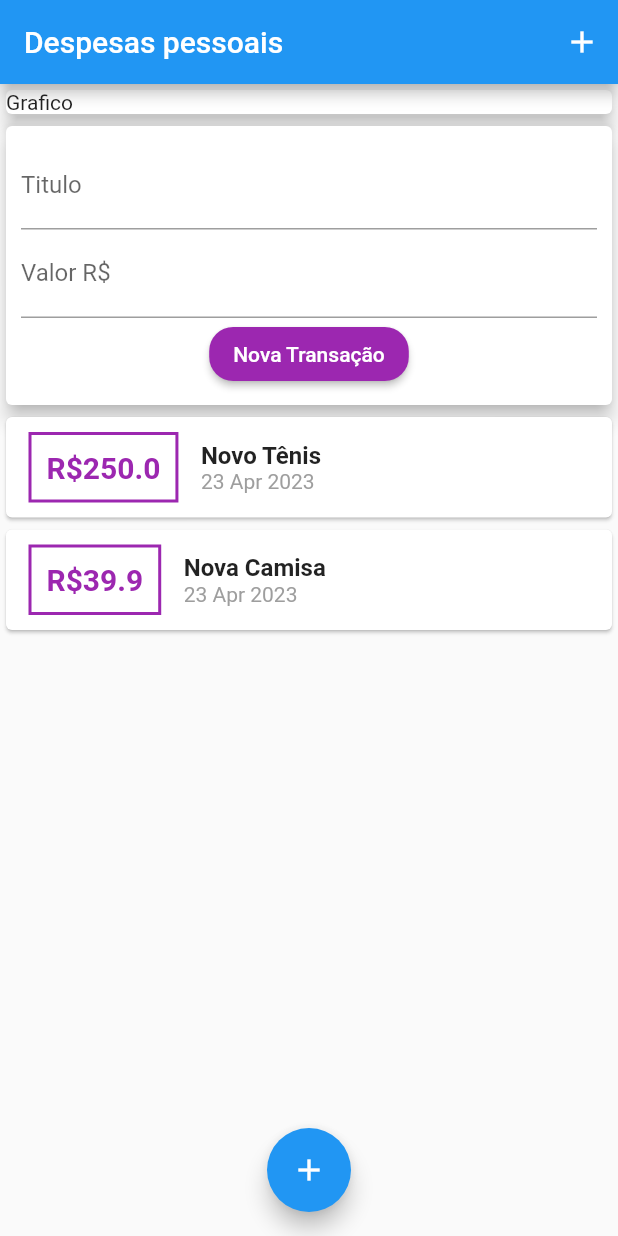
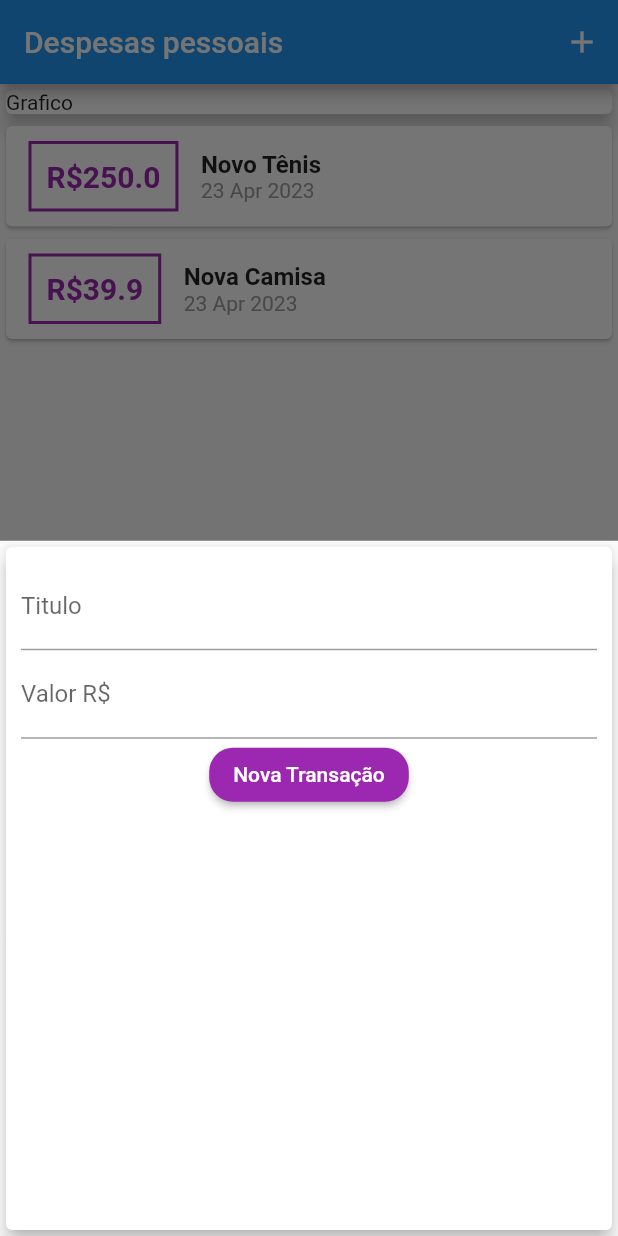
Before and after one commit to Marvingms7/projeto_despesas_pessoais, a Flutter app: the screen it shows after launch, after a tap on the "add" icon, on a phone screen of 412 x 824 dp. Run offline on Flutter 3.47's test engine with Material 2 defaults, Android fonts, the phone set to English and light mode, and no system bars.

Commit message:
Refatorando codigo e criando modal

```diff
--- a/lib/components/transaction_user.dart
+++ /dev/null
@@ -1,53 +0,0 @@
-import 'dart:math';
-
-import 'package:flutter/material.dart';
-import 'transaction_form.dart';
-import 'transactions_list.dart';
-import '../models/transaction.dart';
-
-class TransactionUser extends StatefulWidget {
-  const TransactionUser({Key? key}) : super(key: key);
-
-  @override
-  State<TransactionUser> createState() => _TransactionUserState();
-}
-
-class _TransactionUserState extends State<TransactionUser> {
-  final _transactions = [
-    Transaction(
-      id: 't1',
-      title: 'Novo Tênis',
-      value: 250.0,
-      data: DateTime.now(),
-    ),
-    Transaction(
-      id: 't2',
-      title: 'Nova Camisa',
-      value: 39.90,
-      data: DateTime.now(),
-    ),
-  ];
-
-  _addTransaction(String title, double value) {
-    final newTransaction = Transaction(
-      id: Random().nextDouble().toString(),
-      title: title,
-      value: value,
-      data: DateTime.now(),
-    );
-
-    setState(() {
-      _transactions.add(newTransaction);
-    });
-  }
-
-  @override
-  Widget build(BuildContext context) {
-    return Column(
-      children: [
-        TransactionForm(_addTransaction),
-        TransactionList(_transactions),
-      ],
-    );
-  }
-}
--- a/lib/main.dart
+++ b/lib/main.dart
@@ -1,6 +1,11 @@
+import 'dart:math';
+
 import 'package:flutter/material.dart';
-import 'components/transaction_user.dart';
+import 'package:projeto_despesas_pessoais/components/transaction_form.dart';
 
+import 'components/transaction_form.dart';
+import 'components/transactions_list.dart';
+import '../models/transaction.dart';
 void main() {
   runApp(const ExpensesApp());
 }
@@ -14,8 +19,50 @@ class ExpensesApp extends StatelessWidget {
   }
 }
 
-class MyHomePage extends StatelessWidget {
+class MyHomePage extends StatefulWidget {
   const MyHomePage({Key? key}) : super(key: key);
+
+  @override
+  State<MyHomePage> createState() => _MyHomePageState();
+}
+
+class _MyHomePageState extends State<MyHomePage> {
+
+  final _transactions = [
+    Transaction(
+      id: 't1',
+      title: 'Novo Tênis',
+      value: 250.0,
+      data: DateTime.now(),
+    ),
+    Transaction(
+      id: 't2',
+      title: 'Nova Camisa',
+      value: 39.90,
+      data: DateTime.now(),
+    ),
+  ];
+
+    _addTransaction(String title, double value) {
+    final newTransaction = Transaction(
+      id: Random().nextDouble().toString(),
+      title: title,
+      value: value,
+      data: DateTime.now(),
+    );
+
+    setState(() {
+      _transactions.add(newTransaction);
+    });
+  }
+
+  _openTransactionFormModal(BuildContext context){
+    showModalBottomSheet(context: context, builder: (_){
+      return TransactionForm((p0, p1) {
+
+      },);
+    });
+  }
 
   @override
   Widget build(BuildContext context) {
@@ -23,24 +70,25 @@ class MyHomePage extends StatelessWidget {
       appBar: AppBar(
         title: const Text('Despesas pessoais'),
         actions: [
-          IconButton(icon: const Icon(Icons.add), onPressed: () {  },)
+          IconButton(icon: const Icon(Icons.add), onPressed: () => _openTransactionFormModal(context),
+          ),
         ],
       ),
       body: SingleChildScrollView(
         child: Column(
           crossAxisAlignment: CrossAxisAlignment.stretch,
-          children: const [
-            SizedBox(
+          children:  [
+            const SizedBox(
               child: Card(
                 elevation: 5,
                 child: Text('Grafico'),
               ),
             ),
-            TransactionUser(),
+            TransactionList(_transactions),
           ],
         ),
       ),
-      floatingActionButton: FloatingActionButton(onPressed: () {  },
+      floatingActionButton: FloatingActionButton(onPressed: () => _openTransactionFormModal(context),
       child: const Icon(Icons.add),
       ),
       floatingActionButtonLocation: FloatingActionButtonLocation.centerFloat,
```
